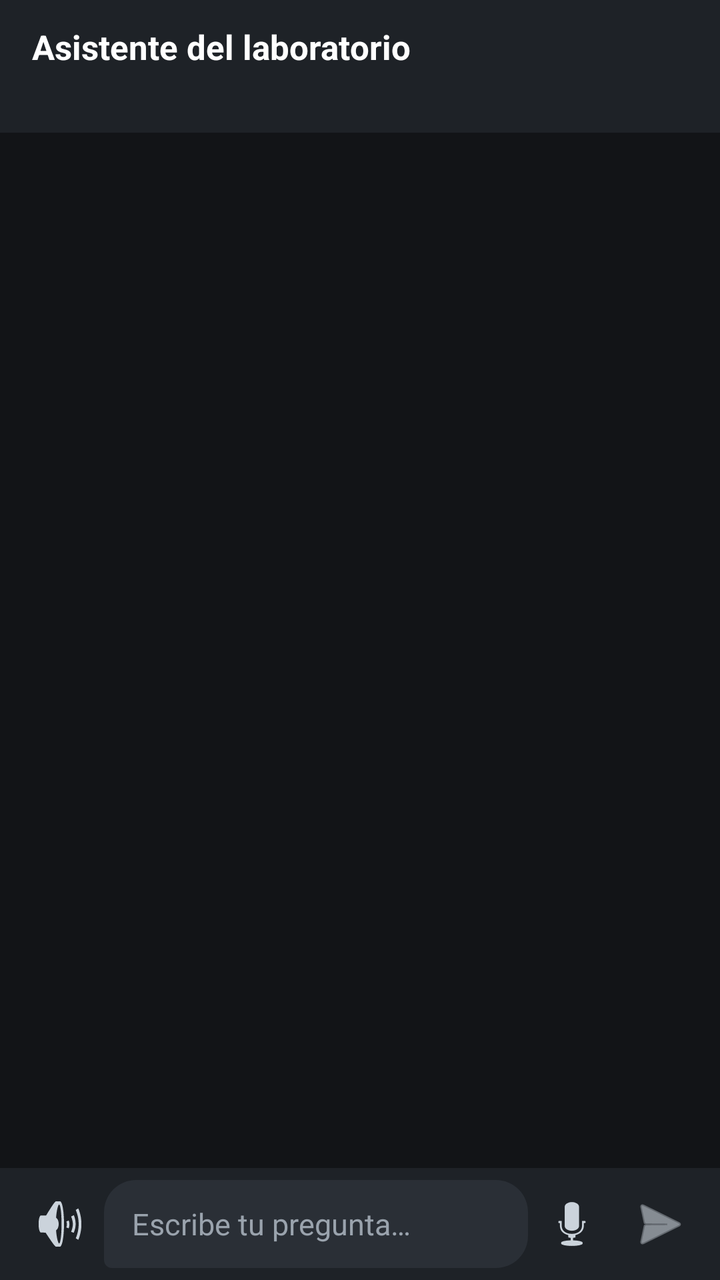
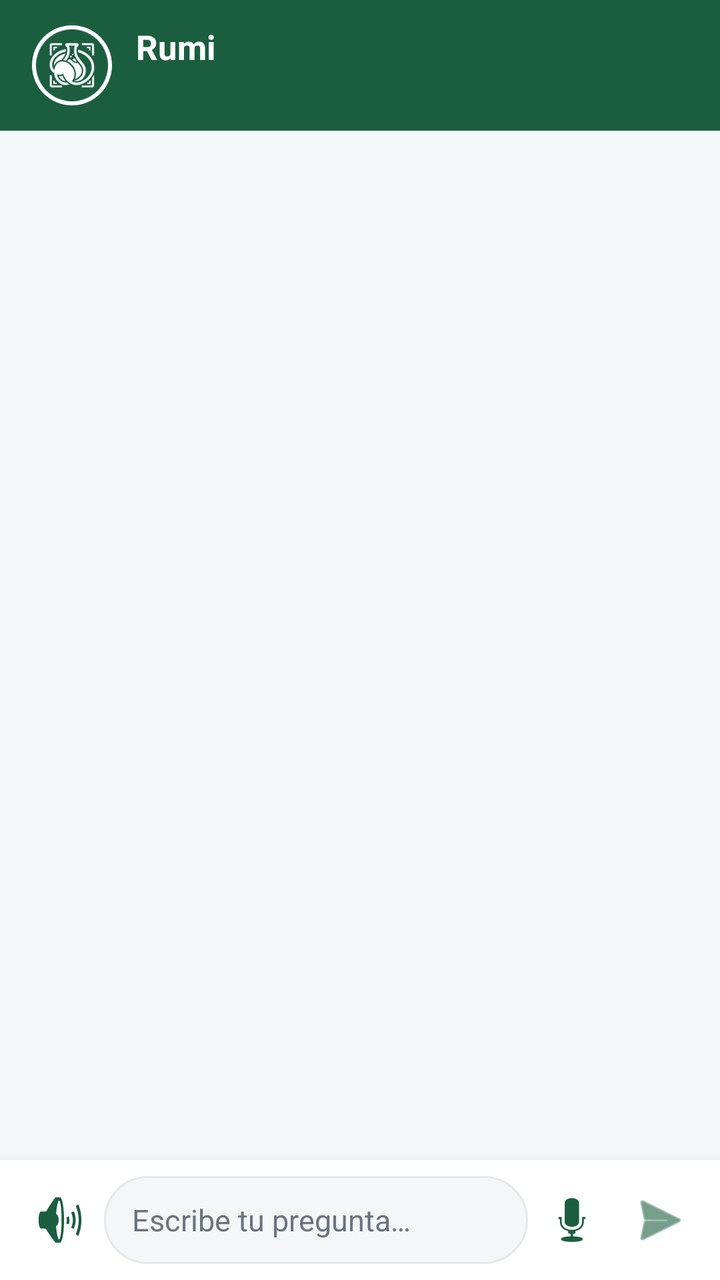

Before-and-after screenshots of an Android layout around one commit, followed by the original layout XML and the change that was made.
<!-- AndroidManifest.xml: application theme Theme.Rumiologia -->
<!-- res/layout/activity_chat.xml -->
<?xml version="1.0" encoding="utf-8"?>
<LinearLayout xmlns:android="http://schemas.android.com/apk/res/android"
    android:id="@+id/chatRaiz"
    android:layout_width="match_parent"
    android:layout_height="match_parent"
    android:orientation="vertical"
    android:background="@color/chat_fondo">

    
    <LinearLayout
        android:layout_width="match_parent"
        android:layout_height="wrap_content"
        android:orientation="vertical"
        android:background="@color/chat_cabecera"
        android:paddingHorizontal="16dp"
        android:paddingVertical="12dp">

        <TextView
            android:layout_width="wrap_content"
            android:layout_height="wrap_content"
            android:text="@string/chat_titulo"
            android:textColor="@android:color/white"
            android:textSize="17sp"
            android:textStyle="bold" />

        <TextView
            android:id="@+id/chatSubtitulo"
            android:layout_width="wrap_content"
            android:layout_height="wrap_content"
            android:layout_marginTop="2dp"
            android:textColor="@color/chat_subtitulo"
            android:textSize="13sp" />
    </LinearLayout>

    <androidx.recyclerview.widget.RecyclerView
        android:id="@+id/listaMensajes"
        android:layout_width="match_parent"
        android:layout_height="0dp"
        android:layout_weight="1"
        android:clipToPadding="false"
        android:paddingVertical="8dp" />

    
    <LinearLayout
        android:layout_width="match_parent"
        android:layout_height="wrap_content"
        android:orientation="horizontal"
        android:gravity="center_vertical"
        android:background="@color/chat_cabecera"
        android:paddingHorizontal="8dp"
        android:paddingVertical="6dp">

        <ImageButton
            android:id="@+id/botonVoz"
            android:layout_width="44dp"
            android:layout_height="44dp"
            android:background="?attr/selectableItemBackgroundBorderless"
            android:contentDescription="@string/chat_desc_voz"
            android:src="@android:drawable/ic_lock_silent_mode_off"
            app:tint="@color/chat_icono"
            xmlns:app="http://schemas.android.com/apk/res-auto" />

        <EditText
            android:id="@+id/entradaTexto"
            android:layout_width="0dp"
            android:layout_height="wrap_content"
            android:layout_weight="1"
            android:background="@drawable/burbuja_asistente"
            android:hint="@string/chat_hint"
            android:importantForAutofill="no"
            android:inputType="textCapSentences|textMultiLine"
            android:maxLines="4"
            android:minHeight="44dp"
            android:textColor="@android:color/white"
            android:textColorHint="@color/chat_subtitulo"
            android:textSize="15sp" />

        <ImageButton
            android:id="@+id/botonMicrofono"
            android:layout_width="44dp"
            android:layout_height="44dp"
            android:background="?attr/selectableItemBackgroundBorderless"
            android:contentDescription="@string/chat_desc_microfono"
            android:src="@android:drawable/ic_btn_speak_now"
            app:tint="@color/chat_icono"
            xmlns:app="http://schemas.android.com/apk/res-auto" />

        <ImageButton
            android:id="@+id/botonEnviar"
            android:layout_width="44dp"
            android:layout_height="44dp"
            android:background="?attr/selectableItemBackgroundBorderless"
            android:contentDescription="@string/chat_desc_enviar"
            android:src="@android:drawable/ic_menu_send"
            app:tint="@color/chat_icono"
            xmlns:app="http://schemas.android.com/apk/res-auto" />
    </LinearLayout>

</LinearLayout>
<!-- resources referenced by this layout -->
<resources>
  <color name="chat_cabecera">#FF1E2227</color>
  <color name="chat_fondo">#FF121417</color>
  <color name="chat_icono">#FFCBD3DB</color>
  <color name="chat_subtitulo">#FF9AA3AD</color>
  <!-- drawable burbuja_asistente (drawable) -->
  <?xml version="1.0" encoding="utf-8"?>
  <shape xmlns:android="http://schemas.android.com/apk/res/android" android:shape="rectangle">
      <solid android:color="@color/burbuja_asistente" />
      <corners android:radius="16dp" android:bottomLeftRadius="4dp" />
      <padding android:left="14dp" android:top="10dp" android:right="14dp" android:bottom="10dp" />
  </shape>
  <string name="chat_desc_enviar">Enviar</string>
  <string name="chat_desc_microfono">Dictar</string>
  <string name="chat_desc_voz">Leer en voz alta</string>
  <string name="chat_hint">Escribe tu pregunta…</string>
  <string name="chat_titulo">Asistente del laboratorio</string>
  <style name="Theme.Rumiologia" parent="Base.Theme.Rumiologia" />
  <color name="burbuja_asistente">#FF2A2F36</color>
  <style name="Base.Theme.Rumiologia" parent="Theme.Material3.DayNight.NoActionBar">
          
          
      </style>
</resources>

<!-- the commit's change to res/layout/activity_chat.xml (unified diff, before → after) -->
@@ -1,5 +1,6 @@
 <?xml version="1.0" encoding="utf-8"?>
 <LinearLayout xmlns:android="http://schemas.android.com/apk/res/android"
+    xmlns:app="http://schemas.android.com/apk/res-auto"
     android:id="@+id/chatRaiz"
     android:layout_width="match_parent"
     android:layout_height="match_parent"
@@ -10,26 +11,45 @@
     <LinearLayout
         android:layout_width="match_parent"
         android:layout_height="wrap_content"
-        android:orientation="vertical"
+        android:orientation="horizontal"
+        android:gravity="center_vertical"
         android:background="@color/chat_cabecera"
         android:paddingHorizontal="16dp"
         android:paddingVertical="12dp">
 
-        <TextView
-            android:layout_width="wrap_content"
+        <ImageView
+            android:layout_width="40dp"
+            android:layout_height="40dp"
+            android:src="@drawable/ic_rumi"
+            android:background="@drawable/circulo_blanco"
+            android:padding="2dp"
+            android:contentDescription="@string/chat_desc_avatar" />
+
+        <LinearLayout
+            android:layout_width="0dp"
             android:layout_height="wrap_content"
-            android:text="@string/chat_titulo"
-            android:textColor="@android:color/white"
-            android:textSize="17sp"
-            android:textStyle="bold" />
+            android:layout_weight="1"
+            android:layout_marginStart="12dp"
+            android:orientation="vertical">
 
-        <TextView
-            android:id="@+id/chatSubtitulo"
-            android:layout_width="wrap_content"
-            android:layout_height="wrap_content"
-            android:layout_marginTop="2dp"
-            android:textColor="@color/chat_subtitulo"
-            android:textSize="13sp" />
+            <TextView
+                android:layout_width="wrap_content"
+                android:layout_height="wrap_content"
+                android:text="@string/chat_titulo"
+                android:textColor="@android:color/white"
+                android:textSize="17sp"
+                android:textStyle="bold" />
+
+            <TextView
+                android:id="@+id/chatSubtitulo"
+                android:layout_width="match_parent"
+                android:layout_height="wrap_content"
+                android:layout_marginTop="1dp"
+                android:maxLines="1"
+                android:ellipsize="end"
+                android:textColor="@color/chat_subtitulo"
+                android:textSize="13sp" />
+        </LinearLayout>
     </LinearLayout>
 
     <androidx.recyclerview.widget.RecyclerView
@@ -38,7 +58,7 @@
         android:layout_height="0dp"
         android:layout_weight="1"
         android:clipToPadding="false"
-        android:paddingVertical="8dp" />
+        android:paddingVertical="10dp" />
 
     
     <LinearLayout
@@ -46,9 +66,10 @@
         android:layout_height="wrap_content"
         android:orientation="horizontal"
         android:gravity="center_vertical"
-        android:background="@color/chat_cabecera"
+        android:background="@color/chat_barra_entrada"
+        android:elevation="8dp"
         android:paddingHorizontal="8dp"
-        android:paddingVertical="6dp">
+        android:paddingVertical="8dp">
 
         <ImageButton
             android:id="@+id/botonVoz"
@@ -57,22 +78,23 @@
             android:background="?attr/selectableItemBackgroundBorderless"
             android:contentDescription="@string/chat_desc_voz"
             android:src="@android:drawable/ic_lock_silent_mode_off"
-            app:tint="@color/chat_icono"
-            xmlns:app="http://schemas.android.com/apk/res-auto" />
+            app:tint="@color/chat_icono" />
 
         <EditText
             android:id="@+id/entradaTexto"
             android:layout_width="0dp"
             android:layout_height="wrap_content"
             android:layout_weight="1"
-            android:background="@drawable/burbuja_asistente"
+            android:background="@drawable/campo_entrada"
             android:hint="@string/chat_hint"
             android:importantForAutofill="no"
             android:inputType="textCapSentences|textMultiLine"
             android:maxLines="4"
             android:minHeight="44dp"
-            android:textColor="@android:color/white"
-            android:textColorHint="@color/chat_subtitulo"
+            android:paddingHorizontal="14dp"
+            android:paddingVertical="10dp"
+            android:textColor="@color/texto_principal"
+            android:textColorHint="@color/texto_secundario"
             android:textSize="15sp" />
 
         <ImageButton
@@ -82,8 +104,7 @@
             android:background="?attr/selectableItemBackgroundBorderless"
             android:contentDescription="@string/chat_desc_microfono"
             android:src="@android:drawable/ic_btn_speak_now"
-            app:tint="@color/chat_icono"
-            xmlns:app="http://schemas.android.com/apk/res-auto" />
+            app:tint="@color/chat_icono" />
 
         <ImageButton
             android:id="@+id/botonEnviar"
@@ -92,8 +113,7 @@
             android:background="?attr/selectableItemBackgroundBorderless"
             android:contentDescription="@string/chat_desc_enviar"
             android:src="@android:drawable/ic_menu_send"
-            app:tint="@color/chat_icono"
-            xmlns:app="http://schemas.android.com/apk/res-auto" />
+            app:tint="@color/verde_institucional" />
     </LinearLayout>
 
 </LinearLayout>
<!-- resource entries referenced after the edit -->
@@ -1,23 +1,36 @@
 <!-- resources referenced by this layout -->
 <resources>
-  <color name="chat_cabecera">#FF1E2227</color>
-  <color name="chat_fondo">#FF121417</color>
-  <color name="chat_icono">#FFCBD3DB</color>
-  <color name="chat_subtitulo">#FF9AA3AD</color>
-  <!-- drawable burbuja_asistente (drawable) -->
+  <color name="chat_barra_entrada">@color/superficie</color>
+  <color name="chat_cabecera">@color/verde_institucional</color>
+  <color name="chat_fondo">@color/fondo</color>
+  <color name="chat_icono">@color/verde_institucional</color>
+  <color name="chat_subtitulo">#FFB8D4C4</color>
+  <color name="texto_principal">#FF1A1D1F</color>
+  <color name="texto_secundario">#FF6B7280</color>
+  <color name="verde_institucional">#FF1B5E3F</color>
+  <!-- drawable campo_entrada (drawable) -->
   <?xml version="1.0" encoding="utf-8"?>
   <shape xmlns:android="http://schemas.android.com/apk/res/android" android:shape="rectangle">
-      <solid android:color="@color/burbuja_asistente" />
-      <corners android:radius="16dp" android:bottomLeftRadius="4dp" />
-      <padding android:left="14dp" android:top="10dp" android:right="14dp" android:bottom="10dp" />
+      <solid android:color="@color/fondo" />
+      <corners android:radius="22dp" />
+      <stroke android:width="1dp" android:color="@color/borde" />
   </shape>
+  <!-- drawable circulo_blanco (drawable) -->
+  <?xml version="1.0" encoding="utf-8"?>
+  <shape xmlns:android="http://schemas.android.com/apk/res/android" android:shape="oval">
+      <solid android:color="@color/superficie" />
+  </shape>
+  <!-- drawable ic_rumi: png bitmap (drawable-hdpi, 6520 bytes) -->
+  <string name="chat_desc_avatar">Rumi</string>
   <string name="chat_desc_enviar">Enviar</string>
   <string name="chat_desc_microfono">Dictar</string>
   <string name="chat_desc_voz">Leer en voz alta</string>
   <string name="chat_hint">Escribe tu pregunta…</string>
-  <string name="chat_titulo">Asistente del laboratorio</string>
+  <string name="chat_titulo">Rumi</string>
   <style name="Theme.Rumiologia" parent="Base.Theme.Rumiologia" />
-  <color name="burbuja_asistente">#FF2A2F36</color>
+  <color name="superficie">#FFFFFFFF</color>
+  <color name="fondo">#FFF5F6F7</color>
+  <color name="borde">#FFE5E7EB</color>
   <style name="Base.Theme.Rumiologia" parent="Theme.Material3.DayNight.NoActionBar">
           
           
